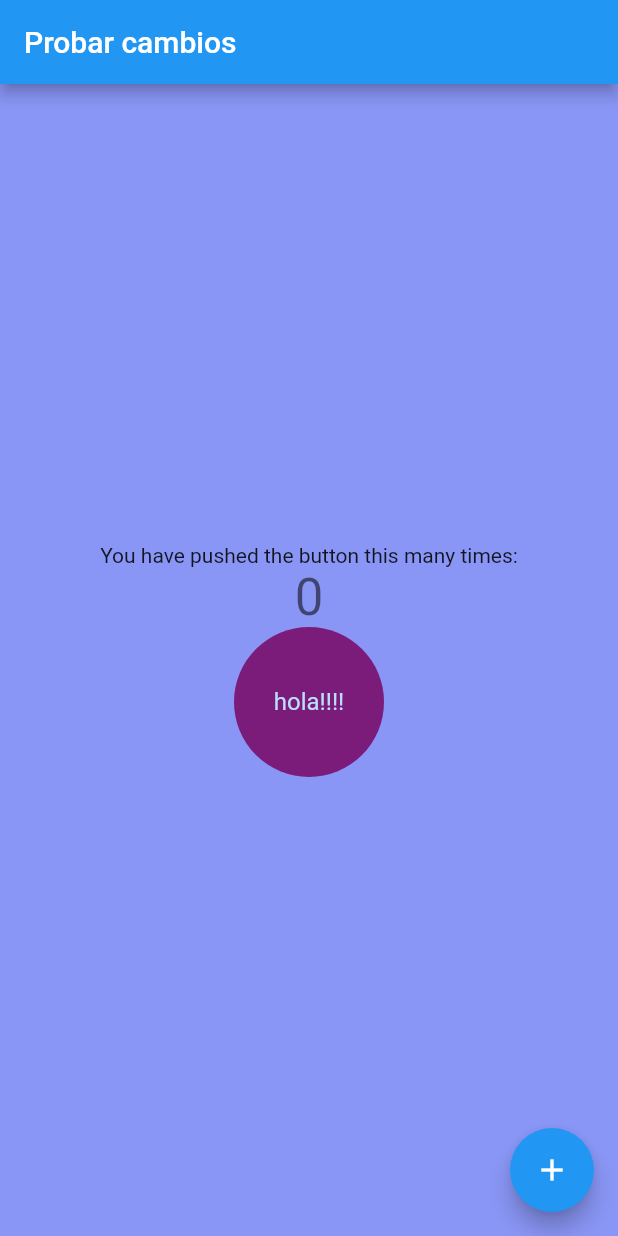
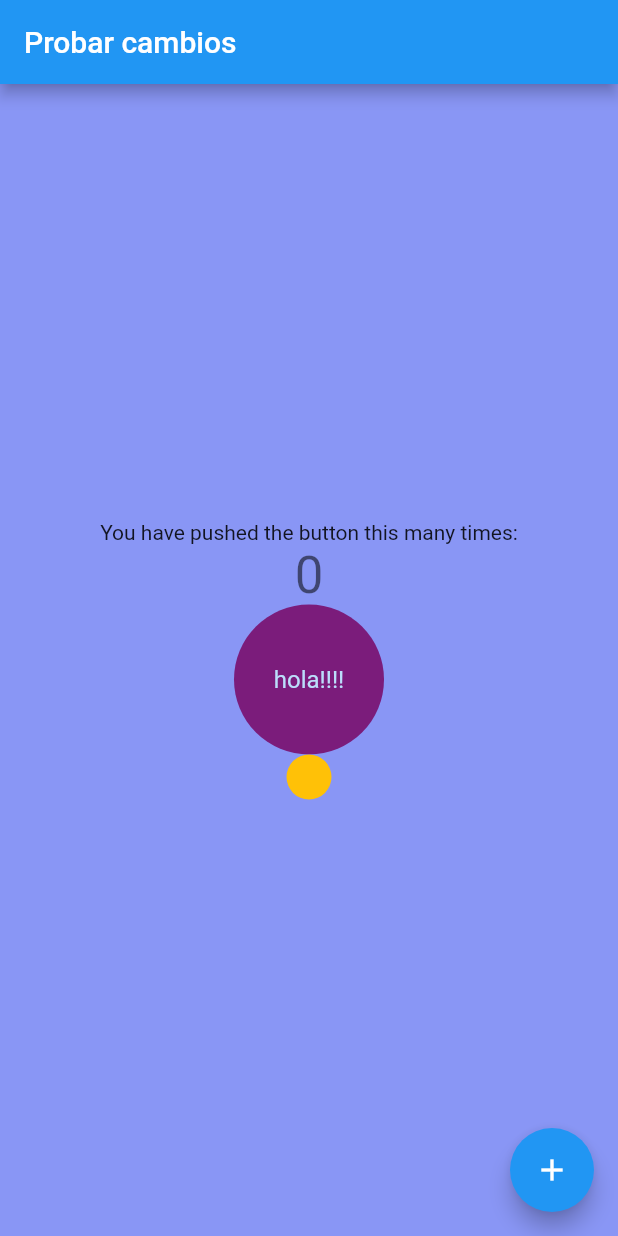
Before and after one commit to fermariana/soporte, a Flutter app: the screen it shows after launch, on a phone screen of 412 x 824 dp. Run offline on Flutter 3.47's test engine with Material 2 defaults, Android fonts, the phone set to English and light mode, and no system bars.

Commit message:
cambio liz

```diff
--- a/lib/main.dart
+++ b/lib/main.dart
@@ -107,6 +107,10 @@ class _MyHomePageState extends State<MyHomePage> {
               radius: 50.0,
               backgroundColor: Color.fromARGB(255, 123, 28, 123),
               child: Text('hola!!!!'),
+            ),
+            CircleAvatar(
+              radius: 15.0,
+              backgroundColor: Colors.amber,
             )
           ],
         ),
```
Also changed, not shown: lib/otro.dart (added), lib/prueba.dart (deleted).
